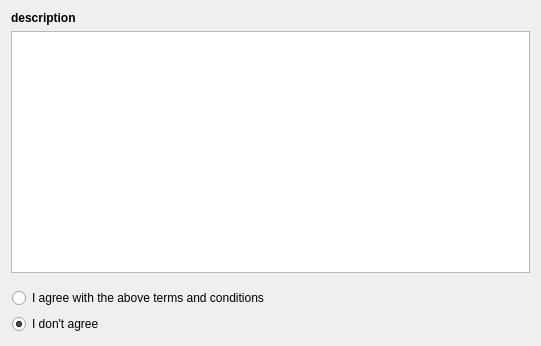
KDE/apper, file AppSetup/LicensePage.ui: the form before one commit.
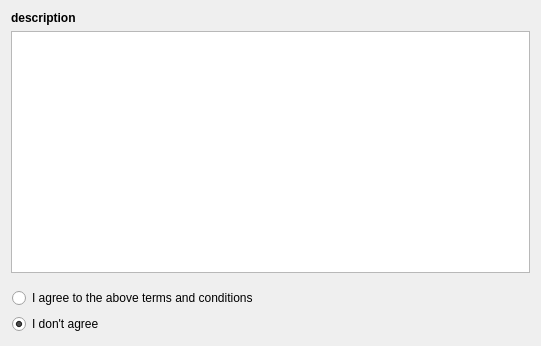
The form after the commit. Custom widgets are drawn as their Qt base class.

The edit to the form file:
```diff
--- a/AppSetup/LicensePage.ui
+++ b/AppSetup/LicensePage.ui
@@ -95,7 +95,7 @@
               </sizepolicy>
              </property>
              <property name="text">
-              <string>I agree with the above terms and conditions</string>
+              <string>I agree to the above terms and conditions</string>
              </property>
             </widget>
            </item>
```
Left out of the diff: 4 changed lines with no effect on the pictures.
